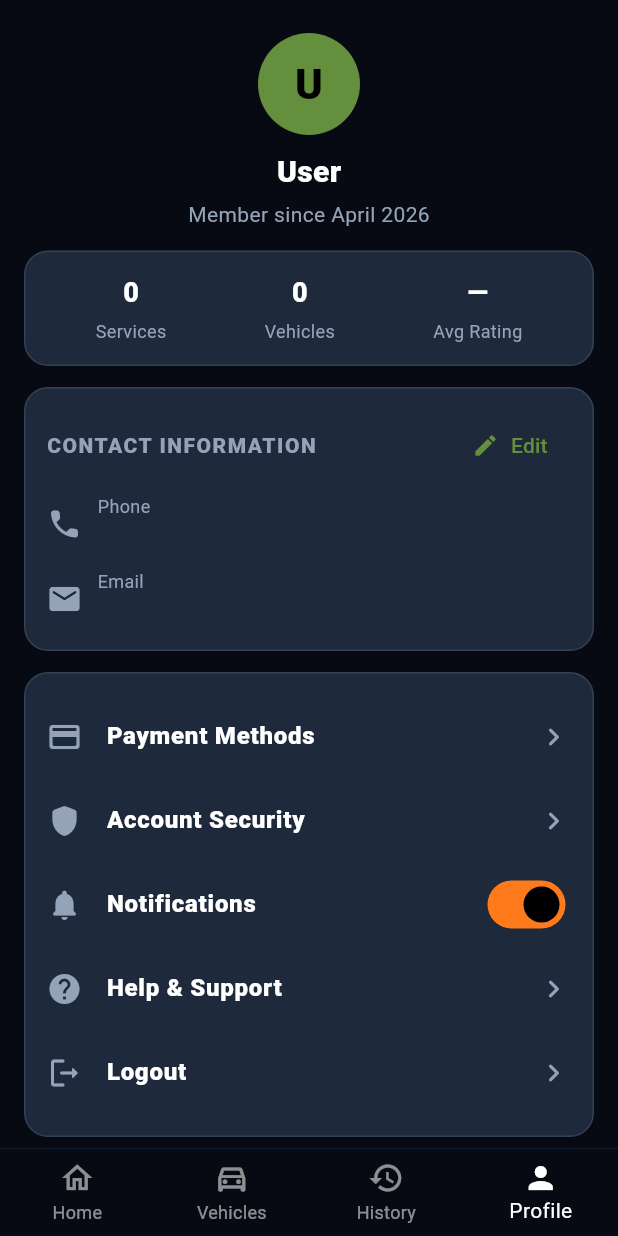
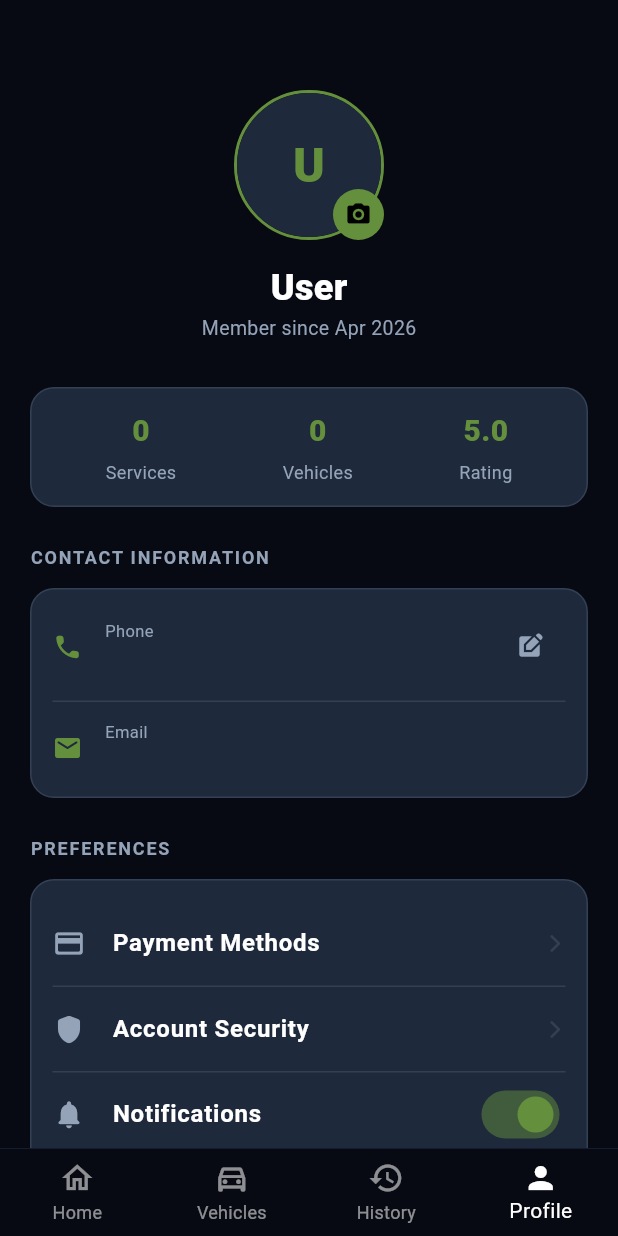
Before and after one commit to Anjaboii/resqhub_user_app, a Flutter app: the screen it shows once a user with an empty profile is signed in, item 4 of the bottom bar chosen, on a phone screen of 412 x 824 dp. Run offline on Flutter 3.47's test engine with Material 3 defaults, Android fonts, the phone set to English and light mode, and no system bars; our stand-ins replace cloud_firestore, firebase_auth, firebase_core, firebase_storage, geocoding, geolocator and 2 more; accounts and stored records are empty.

Commit message:
added a profile picket to the profile

```diff
--- a/lib/screens/profile/profile_screen.dart
+++ b/lib/screens/profile/profile_screen.dart
@@ -1,55 +1,32 @@
+import 'dart:io';
 import 'package:cloud_firestore/cloud_firestore.dart';
 import 'package:firebase_auth/firebase_auth.dart';
+import 'package:firebase_storage/firebase_storage.dart';
 import 'package:flutter/material.dart';
-
+import 'package:image_picker/image_picker.dart';
 import '../../theme/app_theme.dart';
 import '../../widgets/glass_card.dart';
 
 class ProfileScreen extends StatefulWidget {
   const ProfileScreen({super.key});
-
   @override
   State<ProfileScreen> createState() => _ProfileScreenState();
 }
 
 class _ProfileScreenState extends State<ProfileScreen> {
   bool notificationsEnabled = true;
+  bool isUploading = false;
 
   @override
   Widget build(BuildContext context) {
     final user = FirebaseAuth.instance.currentUser;
-
-    if (user == null) {
-      return const SafeArea(
-        child: Scaffold(
-          body: Center(child: Text("Please login to view profile")),
-        ),
-      );
-    }
+    if (user == null) return const Scaffold(body: Center(child: Text("Login Required")));
 
     final uid = user.uid;
-    final email = user.email ?? "—";
     final displayName = (user.displayName?.trim().isNotEmpty ?? false) ? user.displayName!.trim() : "User";
-    final createdAt = user.metadata.creationTime;
+    final userDocRef = FirebaseFirestore.instance.collection("users").doc(uid);
 
-    String memberSinceText(DateTime? dt) {
-      if (dt == null) return "Member since —";
-      const months = [
-        "January", "February", "March", "April", "May", "June",
-        "July", "August", "September", "October", "November", "December"
-      ];
-      return "Member since ${months[dt.month - 1]} ${dt.year}";
-    }
-
-    final userDocRef = FirebaseFirestore.instance.collection("users").doc(uid);
-    final vehiclesColRef = userDocRef.collection("vehicles");
-
-    final servicesQuery = FirebaseFirestore.instance
-        .collection("requests")
-        .where("userId", isEqualTo: uid);
-
-    return SafeArea(
-      child: Scaffold(
+    return Scaffold(
       body: StreamBuilder<DocumentSnapshot>(
         stream: userDocRef.snapshots(),
         builder: (context, userSnap) {
@@ -57,153 +34,102 @@ class _ProfileScreenState extends State<ProfileScreen> {
           final phone = (userData["phone"] ?? "—").toString();
 
           return ListView(
-              padding: const EdgeInsets.all(16),
+            padding: const EdgeInsets.all(20),
             children: [
-                const SizedBox(height: 6),
+              const SizedBox(height: 40),
               Center(
+                child: Stack(
+                  children: [
+                    CircleAvatar(
+                      radius: 50,
+                      backgroundColor: AppTheme.accent.withOpacity(0.1),
+                      child: Container(
+                        decoration: BoxDecoration(shape: BoxShape.circle, border: Border.all(color: AppTheme.accent, width: 2)),
                         child: CircleAvatar(
-                    radius: 34,
-                    backgroundColor: AppTheme.accent,
-                    child: Text(
-                      displayName.isNotEmpty ? displayName[0].toUpperCase() : "U",
-                      style: const TextStyle(
-                        fontSize: 28,
-                        fontWeight: FontWeight.w900,
-                        color: Colors.black,
+                          radius: 48,
+                          backgroundColor: AppTheme.card,
+                          backgroundImage: (user.photoURL != null) ? NetworkImage(user.photoURL!) : null,
+                          child: isUploading
+                              ? const CircularProgressIndicator(color: AppTheme.accent)
+                              : (user.photoURL == null)
+                              ? Text(displayName[0].toUpperCase(), style: const TextStyle(fontSize: 32, fontWeight: FontWeight.w900, color: AppTheme.accent))
+                              : null,
                         ),
                       ),
                     ),
-                ),
-                const SizedBox(height: 10),
-                Center(
-                  child: Text(
-                    displayName,
-                    style: const TextStyle(fontSize: 20, fontWeight: FontWeight.w900),
+                    Positioned(
+                      bottom: 0, right: 0,
+                      child: GestureDetector(
+                        onTap: () => _pickAndUploadImage(context, user),
+                        child: Container(
+                          padding: const EdgeInsets.all(8),
+                          decoration: const BoxDecoration(color: AppTheme.accent, shape: BoxShape.circle),
+                          child: const Icon(Icons.camera_alt_rounded, color: Colors.black, size: 18),
                         ),
                       ),
-                const SizedBox(height: 4),
-                Center(
-                  child: Text(
-                    memberSinceText(createdAt),
-                    style: const TextStyle(color: AppTheme.textDim),
+                    ),
+                  ],
                 ),
               ),
+              const SizedBox(height: 15),
+              Center(child: Text(displayName, style: const TextStyle(fontSize: 24, fontWeight: FontWeight.w900))),
+              Center(child: Text("Member since ${_formatDate(user.metadata.creationTime)}", style: const TextStyle(color: AppTheme.textDim, fontSize: 13))),
 
-                const SizedBox(height: 14),
+              const SizedBox(height: 30),
 
               GlassCard(
                 child: Row(
                   mainAxisAlignment: MainAxisAlignment.spaceAround,
                   children: [
-                      StreamBuilder<QuerySnapshot>(
-                        stream: servicesQuery.snapshots(),
-                        builder: (context, snap) {
-                          final count = snap.data?.docs.length ?? 0;
-                          return _PStat(title: "$count", sub: "Services");
-                        },
+                    _StatStream(
+                      stream: FirebaseFirestore.instance.collection("requests").where("userId", isEqualTo: uid).snapshots(),
+                      label: "Services",
                     ),
-                      StreamBuilder<QuerySnapshot>(
-                        stream: vehiclesColRef.snapshots(),
-                        builder: (context, snap) {
-                          final count = snap.data?.docs.length ?? 0;
-                          return _PStat(title: "$count", sub: "Vehicles");
-                        },
+                    _StatStream(
+                      stream: userDocRef.collection("vehicles").snapshots(),
+                      label: "Vehicles",
                     ),
-                      const _PStat(title: "—", sub: "Avg Rating"),
+                    const _PStat(title: "5.0", sub: "Rating"),
                   ],
                 ),
               ),
 
-                const SizedBox(height: 14),
-
+              const SizedBox(height: 25),
+              _SectionLabel("CONTACT INFORMATION"),
+              const SizedBox(height: 12),
               GlassCard(
                 child: Column(
-                    crossAxisAlignment: CrossAxisAlignment.start,
                   children: [
-                      Row(
-                        children: [
-                          const Text(
-                            "CONTACT INFORMATION",
-                            style: TextStyle(
-                              color: AppTheme.textDim,
-                              fontWeight: FontWeight.w800,
-                              letterSpacing: 1,
+                    _InfoRow(
+                      icon: Icons.phone_rounded, label: "Phone", value: phone,
+                      onEdit: () => _openEditContactSheet(context, userDocRef: userDocRef, currentPhone: phone),
                     ),
-                          ),
-                          const Spacer(),
-                          TextButton.icon(
-                            onPressed: () => _openEditContactSheet(
-                              context,
-                              userDocRef: userDocRef,
-                              currentPhone: phone == "—" ? "" : phone,
-                            ),
-                            icon: const Icon(Icons.edit_rounded, size: 18, color: AppTheme.accent),
-                            label: const Text("Edit", style: TextStyle(color: AppTheme.accent)),
-                          )
-                        ],
-                      ),
-                      const SizedBox(height: 8),
-                      _InfoRow(icon: Icons.phone_rounded, label: "Phone", value: phone),
-                      const SizedBox(height: 10),
-                      _InfoRow(icon: Icons.email_rounded, label: "Email", value: email),
+                    const Divider(color: Colors.white10, height: 25),
+                    _InfoRow(icon: Icons.email_rounded, label: "Email", value: user.email ?? "—"),
                   ],
                 ),
               ),
 
-                const SizedBox(height: 14),
-
+              const SizedBox(height: 25),
+              _SectionLabel("PREFERENCES"),
+              const SizedBox(height: 12),
               GlassCard(
                 child: Column(
                   children: [
+                    _SettingRow(title: "Payment Methods", icon: Icons.credit_card_rounded),
+                    _SettingRow(title: "Account Security", icon: Icons.shield_rounded),
                     _SettingRow(
-                        title: "Payment Methods",
-                        icon: Icons.credit_card_rounded,
-                        onTap: () {
-                          ScaffoldMessenger.of(context).showSnackBar(
-                            const SnackBar(content: Text("Payment Methods - coming soon")),
-                          );
-                        },
+                      title: "Notifications", icon: Icons.notifications_rounded,
+                      trailing: Switch(
+                        value: notificationsEnabled,
+                        activeColor: AppTheme.accent,
+                        onChanged: (v) => setState(() => notificationsEnabled = v),
+                      ),
                     ),
                     _SettingRow(
-                        title: "Account Security",
-                        icon: Icons.shield_rounded,
-                        onTap: () {
-                          ScaffoldMessenger.of(context).showSnackBar(
-                            const SnackBar(content: Text("Account Security - coming soon")),
-                          );
-                        },
-                      ),
-                      Row(
-                        children: [
-                          Expanded(
-                            child: _SettingRow(
-                              title: "Notifications",
-                              icon: Icons.notifications_rounded,
-                              showArrow: false,
-                              onTap: () {},
-                            ),
-                          ),
-                          Switch(
-                            value: notificationsEnabled,
-                            onChanged: (v) => setState(() => notificationsEnabled = v),
-                          ),
-                        ],
-                      ),
-                      _SettingRow(
-                        title: "Help & Support",
-                        icon: Icons.help_rounded,
-                        onTap: () {
-                          ScaffoldMessenger.of(context).showSnackBar(
-                            const SnackBar(content: Text("Help & Support - coming soon")),
-                          );
-                        },
-                      ),
-                      _SettingRow(
-                        title: "Logout",
-                        icon: Icons.logout_rounded,
-                        onTap: () async {
-                          await FirebaseAuth.instance.signOut();
-                        },
+                      title: "Logout", icon: Icons.logout_rounded, isLast: true,
+                      color: Colors.redAccent,
+                      onTap: () => FirebaseAuth.instance.signOut(),
                     ),
                   ],
                 ),
@@ -212,143 +138,172 @@ class _ProfileScreenState extends State<ProfileScreen> {
           );
         },
       ),
-      ),
     );
   }
 
-  Future<void> _openEditContactSheet(
-      BuildContext context, {
-        required DocumentReference userDocRef,
-        required String currentPhone,
-      }) async {
-    final phoneCtrl = TextEditingController(text: currentPhone);
+  String _formatDate(DateTime? dt) {
+    if (dt == null) return "—";
+    const months = ["Jan", "Feb", "Mar", "Apr", "May", "Jun", "Jul", "Aug", "Sep", "Oct", "Nov", "Dec"];
+    return "${months[dt.month - 1]} ${dt.year}";
+  }
 
-    await showModalBottomSheet(
+  Widget _SectionLabel(String text) => Text(text, style: const TextStyle(color: AppTheme.textDim, fontWeight: FontWeight.bold, fontSize: 12, letterSpacing: 1.2));
+
+  Future<void> _pickAndUploadImage(BuildContext context, User user) async {
+    final ImagePicker picker = ImagePicker();
+    final XFile? image = await showDialog<XFile?>(
       context: context,
+      builder: (ctx) => AlertDialog(
         backgroundColor: AppTheme.card,
-      shape: const RoundedRectangleBorder(
-        borderRadius: BorderRadius.vertical(top: Radius.circular(20)),
+        title: const Text("Select Profile Photo"),
+        content: Column(
+          mainAxisSize: MainAxisSize.min,
+          children: [
+            ListTile(
+              leading: const Icon(Icons.camera_alt, color: AppTheme.accent),
+              title: const Text("Camera"),
+              onTap: () async => Navigator.pop(ctx, await picker.pickImage(source: ImageSource.camera, imageQuality: 70)),
             ),
+            ListTile(
+              leading: const Icon(Icons.photo_library, color: AppTheme.accent),
+              title: const Text("Gallery"),
+              onTap: () async => Navigator.pop(ctx, await picker.pickImage(source: ImageSource.gallery, imageQuality: 70)),
+            ),
+          ],
+        ),
+      ),
+    );
+
+    if (image == null) return;
+    setState(() => isUploading = true);
+
+    try {
+      final File file = File(image.path);
+      final String refPath = 'users/${user.uid}/profile_pic.jpg';
+      final TaskSnapshot uploadTask = await FirebaseStorage.instance.ref(refPath).putFile(file);
+      final String downloadUrl = await uploadTask.ref.getDownloadURL();
+      await user.updatePhotoURL(downloadUrl);
+      await FirebaseFirestore.instance.collection("users").doc(user.uid).update({"photoURL": downloadUrl});
+      if (mounted) ScaffoldMessenger.of(context).showSnackBar(const SnackBar(content: Text("Profile updated ✅")));
+    } catch (e) {
+      if (mounted) ScaffoldMessenger.of(context).showSnackBar(SnackBar(content: Text("Upload failed: $e")));
+    } finally {
+      if (mounted) setState(() => isUploading = false);
+    }
+  }
+
+  void _openEditContactSheet(BuildContext context, {required DocumentReference userDocRef, required String currentPhone}) {
+    final phoneCtrl = TextEditingController(text: currentPhone == "—" ? "" : currentPhone);
+    showModalBottomSheet(
+      context: context,
       isScrollControlled: true,
-      builder: (ctx) {
-        return Padding(
-          padding: EdgeInsets.only(
-            left: 16,
-            right: 16,
-            top: 14,
-            bottom: MediaQuery.of(ctx).viewInsets.bottom + 16,
-          ),
+      backgroundColor: Colors.transparent,
+      builder: (ctx) => Container(
+        decoration: const BoxDecoration(color: AppTheme.card, borderRadius: BorderRadius.vertical(top: Radius.circular(24))),
+        padding: EdgeInsets.only(bottom: MediaQuery.of(ctx).viewInsets.bottom + 20, left: 20, right: 20, top: 20),
         child: Column(
           mainAxisSize: MainAxisSize.min,
           children: [
-              const Text("Edit Contact Info", style: TextStyle(fontWeight: FontWeight.w900, fontSize: 16)),
-              const SizedBox(height: 12),
+            const Text("Update Phone", style: TextStyle(fontWeight: FontWeight.w900, fontSize: 18)),
+            const SizedBox(height: 20),
             TextField(
               controller: phoneCtrl,
               keyboardType: TextInputType.phone,
-                decoration: const InputDecoration(
-                  labelText: "Phone",
-                  border: OutlineInputBorder(),
+              decoration: InputDecoration(
+                labelText: "Phone Number",
+                prefixIcon: const Icon(Icons.phone, color: AppTheme.accent),
+                filled: true, fillColor: AppTheme.bg.withOpacity(0.5),
+                border: OutlineInputBorder(borderRadius: BorderRadius.circular(16), borderSide: BorderSide.none),
               ),
             ),
-              const SizedBox(height: 12),
+            const SizedBox(height: 20),
             SizedBox(
               width: double.infinity,
+              height: 55,
               child: ElevatedButton(
-                  style: ElevatedButton.styleFrom(
-                    backgroundColor: AppTheme.accent,
-                    foregroundColor: Colors.black,
-                    padding: const EdgeInsets.symmetric(vertical: 14),
-                  ),
+                style: ElevatedButton.styleFrom(backgroundColor: AppTheme.accent, shape: RoundedRectangleBorder(borderRadius: BorderRadius.circular(16))),
                 onPressed: () async {
-                    await userDocRef.set({
-                      "phone": phoneCtrl.text.trim(),
-                      "updatedAt": FieldValue.serverTimestamp(),
-                    }, SetOptions(merge: true));
-
-                    if (context.mounted) Navigator.pop(ctx);
-                    if (context.mounted) {
-                      ScaffoldMessenger.of(context).showSnackBar(
-                        const SnackBar(content: Text("Profile updated ✅")),
-                      );
-                    }
+                  await userDocRef.set({"phone": phoneCtrl.text.trim()}, SetOptions(merge: true));
+                  Navigator.pop(ctx);
                 },
-                  child: const Text("Save", style: TextStyle(fontWeight: FontWeight.w900)),
+                child: const Text("Save", style: TextStyle(fontWeight: FontWeight.bold, color: Colors.black)),
               ),
             ),
           ],
         ),
+      ),
     );
-      },
+  }
+}
+
+// --- MISSING HELPER CLASSES RESTORED BELOW ---
+
+class _StatStream extends StatelessWidget {
+  final Stream<QuerySnapshot> stream;
+  final String label;
+  const _StatStream({required this.stream, required this.label});
+  @override
+  Widget build(BuildContext context) {
+    return StreamBuilder<QuerySnapshot>(
+      stream: stream,
+      builder: (context, snap) => _PStat(title: "${snap.data?.docs.length ?? 0}", sub: label),
     );
   }
 }
 
 class _PStat extends StatelessWidget {
-  final String title;
-  final String sub;
+  final String title, sub;
   const _PStat({required this.title, required this.sub});
-
   @override
   Widget build(BuildContext context) {
-    return Column(
-      children: [
-        Text(title, style: const TextStyle(fontSize: 18, fontWeight: FontWeight.w900)),
+    return Column(children: [
+      Text(title, style: const TextStyle(fontSize: 20, fontWeight: FontWeight.w900, color: AppTheme.accent)),
       const SizedBox(height: 4),
       Text(sub, style: const TextStyle(color: AppTheme.textDim, fontSize: 12)),
-      ],
-    );
+    ]);
   }
 }
 
 class _InfoRow extends StatelessWidget {
   final IconData icon;
-  final String label;
-  final String value;
-  const _InfoRow({required this.icon, required this.label, required this.value});
-
+  final String label, value;
+  final VoidCallback? onEdit;
+  const _InfoRow({required this.icon, required this.label, required this.value, this.onEdit});
   @override
   Widget build(BuildContext context) {
-    return Row(
-      children: [
-        Icon(icon, color: AppTheme.textDim),
-        const SizedBox(width: 10),
-        Expanded(
-          child: Column(
-            crossAxisAlignment: CrossAxisAlignment.start,
-            children: [
-              Text(label, style: const TextStyle(color: AppTheme.textDim, fontSize: 12)),
-              const SizedBox(height: 2),
-              Text(value, style: const TextStyle(fontWeight: FontWeight.w800)),
-            ],
-          ),
-        ),
-      ],
-    );
+    return Row(children: [
+      Icon(icon, color: AppTheme.accent, size: 20),
+      const SizedBox(width: 15),
+      Expanded(child: Column(crossAxisAlignment: CrossAxisAlignment.start, children: [
+        Text(label, style: const TextStyle(color: AppTheme.textDim, fontSize: 11)),
+        Text(value, style: const TextStyle(fontWeight: FontWeight.w800, fontSize: 15)),
+      ])),
+      if (onEdit != null) IconButton(onPressed: onEdit, icon: const Icon(Icons.edit_square, size: 18, color: AppTheme.textDim)),
+    ]);
   }
 }
 
 class _SettingRow extends StatelessWidget {
   final String title;
   final IconData icon;
-  final bool showArrow;
-  final VoidCallback onTap;
-
-  const _SettingRow({
-    required this.title,
-    required this.icon,
-    required this.onTap,
-    this.showArrow = true,
-  });
-
+  final Widget? trailing;
+  final VoidCallback? onTap;
+  final Color? color;
+  final bool isLast;
+  const _SettingRow({required this.title, required this.icon, this.onTap, this.trailing, this.color, this.isLast = false});
   @override
   Widget build(BuildContext context) {
-    return ListTile(
+    return Column(
+      children: [
+        ListTile(
+          onTap: onTap,
           contentPadding: EdgeInsets.zero,
-      leading: Icon(icon, color: AppTheme.textDim),
-      title: Text(title, style: const TextStyle(fontWeight: FontWeight.w800)),
-      trailing: showArrow ? const Icon(Icons.chevron_right_rounded, color: AppTheme.textDim) : null,
-      onTap: onTap,
+          leading: Icon(icon, color: color ?? AppTheme.textDim, size: 22),
+          title: Text(title, style: TextStyle(fontWeight: FontWeight.w600, color: color ?? Colors.white)),
+          trailing: trailing ?? const Icon(Icons.arrow_forward_ios_rounded, size: 14, color: Colors.white10),
+        ),
+        if (!isLast) const Divider(color: Colors.white10, height: 1),
+      ],
     );
   }
 }
```
Lines whose indentation alone changed are shown as unchanged.
